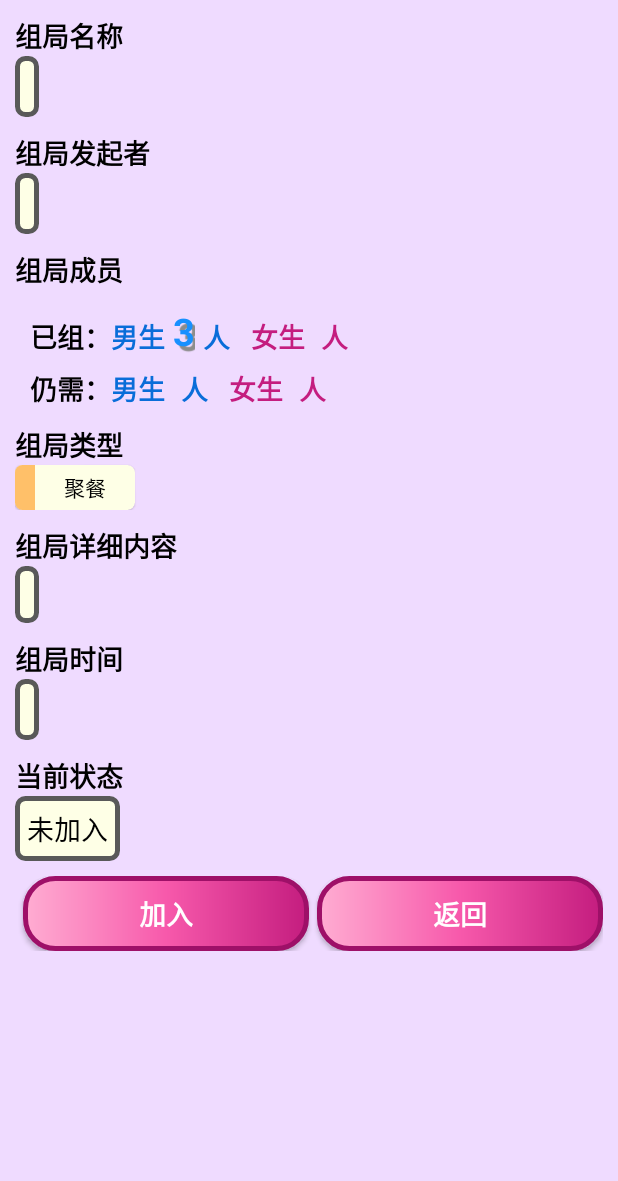
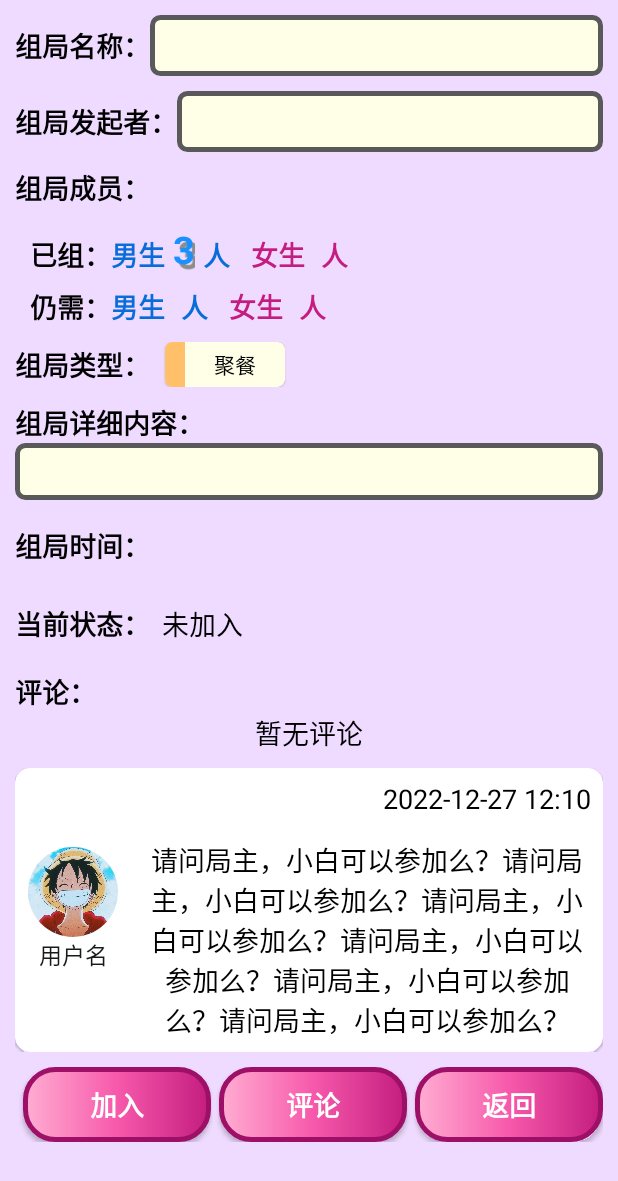
Before and after one commit to yufoo1/Hangyou, an Android app: the layout fragment_group_detail.xml on its own in the app's theme, with its tools: preview values and no code run, on a phone screen of 412 x 824 dp. Shown: the top 1181 px of the screen. Run offline under Robolectric (Android 15) with nearby library versions, the phone set to English and light mode, and no system bars.

Commit message:
修改组局详情页+添加评论

```diff
--- /dev/null
+++ b/app/src/main/res/layout/comment_item.xml
@@ -0,0 +1,66 @@
+<?xml version="1.0" encoding="utf-8"?>
+<LinearLayout xmlns:android="http://schemas.android.com/apk/res/android"
+    xmlns:app="http://schemas.android.com/apk/res-auto"
+    xmlns:tools="http://schemas.android.com/tools"
+    android:layout_width="match_parent"
+    android:layout_height="match_parent">
+
+    <LinearLayout
+        android:layout_width="match_parent"
+        android:layout_height="match_parent"
+        android:orientation="horizontal">
+
+        <LinearLayout
+            android:layout_weight="1"
+            android:layout_width="0dp"
+            android:layout_height="match_parent"
+            android:orientation="vertical"
+            android:gravity="center"
+            app:layout_constraintTop_toTopOf="parent">
+            <com.example.hangyou.ui.home.CircleImageView
+                android:layout_width="60dp"
+                android:layout_height="60dp"
+                android:layout_gravity="center"
+                android:src="@drawable/head_portrait">
+            </com.example.hangyou.ui.home.CircleImageView>
+            <TextView
+                android:id="@+id/comment_username"
+                android:layout_width="match_parent"
+                android:layout_height="wrap_content"
+                android:text="用户名"
+                android:textColor="#171A1A"
+                android:textSize="15sp"
+                android:gravity="center">
+            </TextView>
+        </LinearLayout>
+
+        <LinearLayout
+            android:layout_weight="4"
+            android:layout_width="0dp"
+            android:layout_height="match_parent"
+            android:orientation="vertical"
+            android:gravity="center">
+
+            <TextView
+                android:id="@+id/comment_time"
+                android:layout_width="match_parent"
+                android:layout_height="40dp"
+                android:gravity="right"
+                android:padding="8dp"
+                android:text="2022-12-27 12:10"
+                android:textColor="@color/gray_13"
+                android:textSize="18sp" />
+
+            <TextView
+                android:id="@+id/comment_content"
+                android:layout_width="match_parent"
+                android:layout_height="match_parent"
+                android:gravity="center"
+                android:padding="8dp"
+                android:text="请问局主，小白可以参加么？请问局主，小白可以参加么？请问局主，小白可以参加么？请问局主，小白可以参加么？请问局主，小白可以参加么？请问局主，小白可以参加么？"
+                android:textColor="@color/gray_13"
+                android:textSize="18sp" />
+        </LinearLayout>
+
+    </LinearLayout>
+</LinearLayout>
--- a/app/src/main/res/layout/fragment_group_detail.xml
+++ b/app/src/main/res/layout/fragment_group_detail.xml
@@ -25,54 +25,69 @@
                 android:layout_marginEnd="10dp"
                 android:layout_marginTop="10dp">
 
+                <LinearLayout
+                    android:layout_width="match_parent"
+                    android:layout_height="wrap_content"
+                    android:orientation="horizontal">
                     <TextView
                         android:layout_width="wrap_content"
                         android:layout_height="match_parent"
-                    android:text="组局名称"
+                        android:text="组局名称："
                         android:textStyle="bold"
                         android:textColor="@color/gray_13"
                         android:textSize="18sp"
-                    android:gravity="bottom">
+                        android:gravity="center">
                     </TextView>
+
+                    <TextView
+                        android:layout_width="match_parent"
+                        android:layout_height="match_parent"
+                        android:id="@+id/group_card_detail_groupName"
+                        android:padding="8dp"
+                        android:textStyle="bold"
+                        android:textColor="@color/gray_13"
+                        android:textSize="18sp"
+                        android:gravity="center"
+                        android:background="@drawable/border">
+                    </TextView>
+
+                </LinearLayout>
+
+                <LinearLayout
+                    android:layout_width="match_parent"
+                    android:layout_height="wrap_content"
+                    android:layout_marginTop="10dp"
+                    android:orientation="horizontal">
 
                     <TextView
                         android:layout_width="wrap_content"
                         android:layout_height="match_parent"
-                    android:id="@+id/group_card_detail_groupName"
-                    android:padding="8dp"
+                        android:text="组局发起者："
+                        android:textStyle="bold"
                         android:textColor="@color/gray_13"
                         android:textSize="18sp"
-                    android:gravity="bottom"
+                        android:gravity="center">
+                    </TextView>
+
+                    <TextView
+                        android:layout_width="match_parent"
+                        android:layout_height="match_parent"
+                        android:id="@+id/group_card_detail_groupInitiator"
+                        android:padding="8dp"
+                        android:textStyle="bold"
+                        android:textColor="@color/gray_13"
+                        android:textSize="18sp"
+                        android:gravity="center"
                         android:background="@drawable/border">
                     </TextView>
+
+                </LinearLayout>
 
                 <TextView
                     android:layout_width="wrap_content"
                     android:layout_height="match_parent"
                     android:layout_marginTop="10dp"
-                    android:text="组局发起者"
-                    android:textStyle="bold"
-                    android:textColor="@color/gray_13"
-                    android:textSize="18sp"
-                    android:gravity="bottom">
-                </TextView>
-
-                <TextView
-                    android:layout_width="wrap_content"
-                    android:layout_height="match_parent"
-                    android:id="@+id/group_card_detail_groupInitiator"
-                    android:padding="8dp"
-                    android:textColor="@color/gray_13"
-                    android:textSize="18sp"
-                    android:gravity="bottom"
-                    android:background="@drawable/border">
-                </TextView>
-
-                <TextView
-                    android:layout_width="wrap_content"
-                    android:layout_height="match_parent"
-                    android:layout_marginTop="10dp"
-                    android:text="组局成员"
+                    android:text="组局成员："
                     android:textStyle="bold"
                     android:textColor="@color/gray_13"
                     android:textSize="18sp"
@@ -275,7 +290,7 @@
                 android:id="@+id/group_detail_page_type"
                 android:layout_width="match_parent"
                 android:layout_height="wrap_content"
-                android:orientation="vertical"
+                android:orientation="horizontal"
                 app:layout_constraintTop_toBottomOf="@id/group_detail_page_people"
                 android:layout_marginStart="10dp"
                 android:layout_marginEnd="10dp"
@@ -284,12 +299,13 @@
                 <TextView
                     android:layout_width="wrap_content"
                     android:layout_height="match_parent"
-                    android:text="组局类型"
+                    android:layout_marginEnd="10dp"
+                    android:text="组局类型："
                     android:textStyle="bold"
                     android:textColor="@color/gray_13"
                     android:textSize="18sp"
                     android:id="@+id/group_card_detail_groupType"
-                    android:gravity="bottom">
+                    android:gravity="center">
                 </TextView>
 
                 <com.google.android.material.card.MaterialCardView
@@ -317,7 +333,7 @@
                 <TextView
                     android:layout_width="wrap_content"
                     android:layout_height="match_parent"
-                    android:text="组局详细内容"
+                    android:text="组局详细内容："
                     android:textStyle="bold"
                     android:textColor="@color/gray_13"
                     android:textSize="18sp"
@@ -326,8 +342,8 @@
 
                 <TextView
                     android:id="@+id/group_card_detail_groupDescription"
-                    android:layout_width="wrap_content"
-                    android:layout_height="match_parent"
+                    android:layout_width="match_parent"
+                    android:layout_height="wrap_content"
                     android:padding="8dp"
                     android:textColor="@color/gray_13"
                     android:textSize="16sp"
@@ -342,7 +358,7 @@
                 android:id="@+id/group_detail_page_date"
                 android:layout_width="match_parent"
                 android:layout_height="wrap_content"
-                android:orientation="vertical"
+                android:orientation="horizontal"
                 app:layout_constraintTop_toBottomOf="@id/group_detail_page_content"
                 android:layout_marginStart="10dp"
                 android:layout_marginEnd="10dp"
@@ -351,11 +367,11 @@
                 <TextView
                     android:layout_width="wrap_content"
                     android:layout_height="match_parent"
-                    android:text="组局时间"
+                    android:text="组局时间："
                     android:textStyle="bold"
                     android:textColor="@color/gray_13"
                     android:textSize="18sp"
-                    android:gravity="bottom">
+                    android:gravity="center">
                 </TextView>
 
                 <TextView
@@ -365,13 +381,43 @@
                     android:padding="8dp"
                     android:textColor="@color/gray_13"
                     android:textSize="18sp"
-                    android:gravity="bottom"
-                    android:background="@drawable/border">
+                    android:gravity="center">
                 </TextView>
             </LinearLayout>
 
             <LinearLayout
                 android:id="@+id/group_detail_page_status"
+                android:layout_width="match_parent"
+                android:layout_height="wrap_content"
+                android:orientation="horizontal"
+                app:layout_constraintTop_toBottomOf="@id/group_detail_page_date"
+                android:layout_marginStart="10dp"
+                android:layout_marginEnd="10dp"
+                android:layout_marginTop="10dp">
+
+                <TextView
+                    android:layout_width="wrap_content"
+                    android:layout_height="match_parent"
+                    android:text="当前状态："
+                    android:textStyle="bold"
+                    android:textColor="@color/gray_13"
+                    android:textSize="18sp"
+                    android:gravity="center">
+                </TextView>
+
+                <TextView
+                    android:id="@+id/status"
+                    android:layout_width="wrap_content"
+                    android:layout_height="match_parent"
+                    android:gravity="center"
+                    android:padding="8dp"
+                    android:text="未加入"
+                    android:textColor="@color/gray_13"
+                    android:textSize="18sp"></TextView>
+            </LinearLayout>
+
+            <LinearLayout
+                android:id="@+id/group_detail_page_comment"
                 android:layout_width="match_parent"
                 android:layout_height="wrap_content"
                 android:orientation="vertical"
@@ -383,7 +429,7 @@
                 <TextView
                     android:layout_width="wrap_content"
                     android:layout_height="match_parent"
-                    android:text="当前状态"
+                    android:text="评论："
                     android:textStyle="bold"
                     android:textColor="@color/gray_13"
                     android:textSize="18sp"
@@ -391,16 +437,35 @@
                 </TextView>
 
                 <TextView
-                    android:id="@+id/status"
-                    android:layout_width="wrap_content"
+                    android:layout_width="match_parent"
                     android:layout_height="match_parent"
-                    android:padding="8dp"
-                    android:text="未加入"
+                    android:text="暂无评论"
                     android:textColor="@color/gray_13"
                     android:textSize="18sp"
-                    android:gravity="bottom"
-                    android:background="@drawable/border">
+                    android:gravity="center">
                 </TextView>
+
+                <ListView
+                    android:layout_width="match_parent"
+                    android:layout_height="wrap_content"
+                    android:layout_marginTop="10dp"
+                    android:id="@+id/comment_list"
+                    app:layout_constraintBottom_toBottomOf="parent"
+                    app:layout_constraintVertical_bias="1.0"
+                    tools:layout_editor_absoluteX="0dp">
+                </ListView>
+
+                <!-- 以下为示例效果 -->
+                <com.google.android.material.card.MaterialCardView
+                    android:layout_width="match_parent"
+                    android:layout_height="wrap_content"
+                    android:clickable="true"
+                    android:focusable="true"
+                    app:cardCornerRadius="10dp"
+                    app:layout_constraintTop_toTopOf="parent">
+
+                    <include layout="@layout/comment_item" />
+                </com.google.android.material.card.MaterialCardView>
             </LinearLayout>
 
             <LinearLayout
@@ -425,6 +490,20 @@
                     android:textColor="@color/gray_1"
                     android:background="@drawable/button_red">
                 </Button>
+
+                <Button
+                    android:id="@+id/group_card_detail_page_comment"
+                    android:layout_weight="1"
+                    android:layout_width="0dp"
+                    android:layout_height="match_parent"
+                    android:layout_marginStart="5dp"
+                    android:text="评论"
+                    android:textSize="18sp"
+                    android:textStyle="bold"
+                    android:textColor="@color/gray_1"
+                    android:background="@drawable/button_red">
+                </Button>
+
                 <Button
                     android:id="@+id/group_card_detail_return"
                     android:layout_weight="1"
```
Lines whose indentation alone changed are shown as unchanged.
